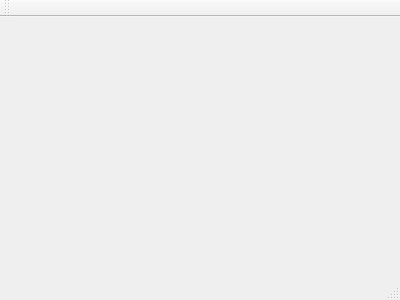
Qt form src/frontend/mainwindow.ui (littlebrat/Network-Connectivity) before a commit.
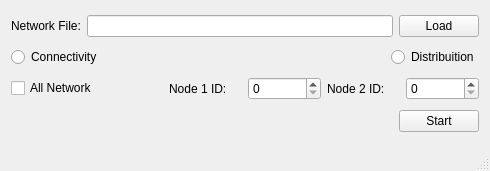
The same form after that commit.

Commit message: completed the design of the main window mainwindow set with a fixed size

```diff
--- a/src/frontend/mainwindow.ui
+++ b/src/frontend/mainwindow.ui
@@ -1,24 +1,132 @@
 <ui version="4.0">
  <class>MainWindow</class>
- <widget class="QMainWindow" name="MainWindow" >
-  <property name="geometry" >
+ <widget class="QMainWindow" name="MainWindow">
+  <property name="geometry">
    <rect>
     <x>0</x>
     <y>0</y>
-    <width>400</width>
-    <height>300</height>
+    <width>490</width>
+    <height>171</height>
    </rect>
   </property>
   <property name="windowTitle" >
    <string>MainWindow</string>
   </property>
-  <widget class="QMenuBar" name="menuBar" />
-  <widget class="QToolBar" name="mainToolBar" />
-  <widget class="QWidget" name="centralWidget" />
-  <widget class="QStatusBar" name="statusBar" />
+  <widget class="QWidget" name="centralWidget">
+   <layout class="QVBoxLayout" name="verticalLayout">
+    <item>
+     <layout class="QHBoxLayout" name="horizontalLayout_3">
+      <item>
+       <widget class="QLabel" name="label">
+        <property name="text">
+         <string>Network File:</string>
+        </property>
+       </widget>
+      </item>
+      <item>
+       <widget class="QLineEdit" name="lineEdit"/>
+      </item>
+      <item>
+       <widget class="QPushButton" name="buttonLoad">
+        <property name="text">
+         <string>Load</string>
+        </property>
+       </widget>
+      </item>
+     </layout>
+    </item>
+    <item>
+     <layout class="QHBoxLayout" name="horizontalLayout_4">
+      <item>
+       <widget class="QRadioButton" name="radioButtonConnectivity">
+        <property name="text">
+         <string>Connectivity</string>
+        </property>
+       </widget>
+      </item>
+      <item>
+       <widget class="QRadioButton" name="radioButtonDistribuition">
+        <property name="sizePolicy">
+         <sizepolicy hsizetype="Fixed" vsizetype="Fixed">
+          <horstretch>0</horstretch>
+          <verstretch>0</verstretch>
+         </sizepolicy>
+        </property>
+        <property name="text">
+         <string>Distribuition</string>
+        </property>
+       </widget>
+      </item>
+     </layout>
+    </item>
+    <item>
+     <layout class="QHBoxLayout" name="horizontalLayout_6">
+      <item>
+       <widget class="QCheckBox" name="checkBox">
+        <property name="text">
+         <string>All Network</string>
+        </property>
+       </widget>
+      </item>
+      <item>
+       <layout class="QHBoxLayout" name="horizontalLayout">
+        <item>
+         <widget class="QLabel" name="labelNode2">
+          <property name="text">
+           <string>Node 1 ID:</string>
+          </property>
+         </widget>
+        </item>
+        <item>
+         <widget class="QSpinBox" name="spinBoxNode1"/>
+        </item>
+       </layout>
+      </item>
+      <item>
+       <layout class="QHBoxLayout" name="horizontalLayout_2">
+        <item>
+         <widget class="QLabel" name="labelNode1">
+          <property name="text">
+           <string>Node 2 ID:</string>
+          </property>
+         </widget>
+        </item>
+        <item>
+         <widget class="QSpinBox" name="spinBoxNode2"/>
+        </item>
+       </layout>
+      </item>
+     </layout>
+    </item>
+    <item>
+     <layout class="QHBoxLayout" name="horizontalLayout_5">
+      <item>
+       <spacer name="horizontalSpacer">
+        <property name="orientation">
+         <enum>Qt::Horizontal</enum>
+        </property>
+        <property name="sizeHint" stdset="0">
+         <size>
+          <width>379</width>
+          <height>20</height>
+         </size>
+        </property>
+       </spacer>
+      </item>
+      <item>
+       <widget class="QPushButton" name="buttonStart">
+        <property name="text">
+         <string>Start</string>
+        </property>
+       </widget>
+      </item>
+     </layout>
+    </item>
+   </layout>
+  </widget>
+  <widget class="QStatusBar" name="statusBar"/>
  </widget>
- <layoutDefault spacing="6" margin="11" />
- <pixmapfunction></pixmapfunction>
+ <layoutdefault spacing="6" margin="11"/>
  <resources/>
  <connections/>
 </ui>
```
Left out of the diff: 3 changed lines with no effect on the pictures. The commit also changes 2 other files.
